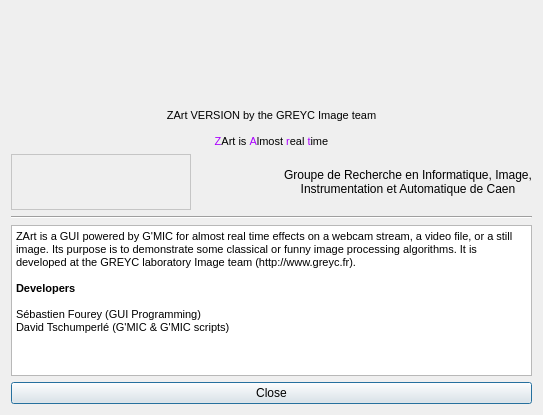
First picture: the form in zart/ui/DialogAbout.ui, repository Ichthyostega/Gmic-deb, before the edit.
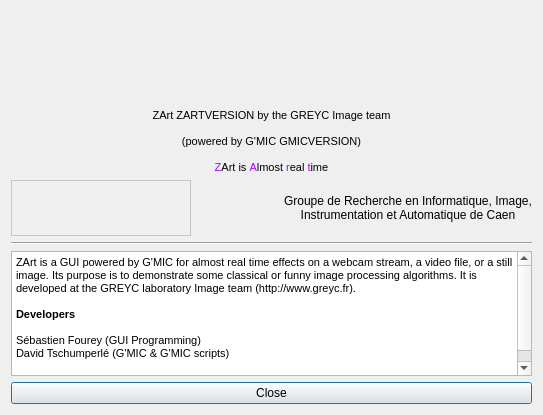
Second picture: the form after the edit. Icons and pictures are not drawn.

The edit to the form file:
```diff
--- a/zart/ui/DialogAbout.ui
+++ b/zart/ui/DialogAbout.ui
@@ -121,10 +121,12 @@
       <string>&lt;!DOCTYPE HTML PUBLIC &quot;-//W3C//DTD HTML 4.0//EN&quot; &quot;http://www.w3.org/TR/REC-html40/strict.dtd&quot;&gt;
 &lt;html&gt;&lt;head&gt;&lt;meta name=&quot;qrichtext&quot; content=&quot;1&quot; /&gt;&lt;style type=&quot;text/css&quot;&gt;
 p, li { white-space: pre-wrap; }
-&lt;/style&gt;&lt;/head&gt;&lt;body style=&quot; font-family:'Sans'; font-size:8pt; font-weight:400; font-style:normal;&quot;&gt;
-&lt;p style=&quot; margin-top:0px; margin-bottom:0px; margin-left:0px; margin-right:0px; -qt-block-indent:0; text-indent:0px;&quot;&gt;ZArt VERSION by the GREYC Image team&lt;/p&gt;
-&lt;p style=&quot;-qt-paragraph-type:empty; margin-top:0px; margin-bottom:0px; margin-left:0px; margin-right:0px; -qt-block-indent:0; text-indent:0px;&quot;&gt;&lt;/p&gt;
-&lt;p style=&quot; margin-top:0px; margin-bottom:0px; margin-left:0px; margin-right:0px; -qt-block-indent:0; text-indent:0px;&quot;&gt;&lt;span style=&quot; color:#aa00ff;&quot;&gt;Z&lt;/span&gt;Art is &lt;span style=&quot; color:#aa00ff;&quot;&gt;A&lt;/span&gt;lmost &lt;span style=&quot; color:#aa00ff;&quot;&gt;r&lt;/span&gt;eal &lt;span style=&quot; color:#aa00ff;&quot;&gt;t&lt;/span&gt;ime&lt;/p&gt;&lt;/body&gt;&lt;/html&gt;</string>
+&lt;/style&gt;&lt;/head&gt;&lt;body style=&quot; font-family:'Source Sans Pro'; font-size:10pt; font-weight:400; font-style:normal;&quot;&gt;
+&lt;p style=&quot; margin-top:0px; margin-bottom:0px; margin-left:0px; margin-right:0px; -qt-block-indent:0; text-indent:0px;&quot;&gt;&lt;span style=&quot; font-family:'Sans'; font-size:8pt;&quot;&gt;ZArt ZARTVERSION by the GREYC Image team&lt;/span&gt;&lt;/p&gt;
+&lt;p style=&quot;-qt-paragraph-type:empty; margin-top:0px; margin-bottom:0px; margin-left:0px; margin-right:0px; -qt-block-indent:0; text-indent:0px; font-family:'Sans'; font-size:8pt;&quot;&gt;&lt;br /&gt;&lt;/p&gt;
+&lt;p style=&quot; margin-top:0px; margin-bottom:0px; margin-left:0px; margin-right:0px; -qt-block-indent:0; text-indent:0px;&quot;&gt;&lt;span style=&quot; font-family:'Sans'; font-size:8pt;&quot;&gt;(powered by G'MIC GMICVERSION)&lt;/span&gt;&lt;/p&gt;
+&lt;p style=&quot;-qt-paragraph-type:empty; margin-top:0px; margin-bottom:0px; margin-left:0px; margin-right:0px; -qt-block-indent:0; text-indent:0px; font-family:'Sans'; font-size:8pt;&quot;&gt;&lt;br /&gt;&lt;/p&gt;
+&lt;p style=&quot; margin-top:0px; margin-bottom:0px; margin-left:0px; margin-right:0px; -qt-block-indent:0; text-indent:0px;&quot;&gt;&lt;span style=&quot; font-family:'Sans'; font-size:8pt; color:#aa00ff;&quot;&gt;Z&lt;/span&gt;&lt;span style=&quot; font-family:'Sans'; font-size:8pt;&quot;&gt;Art is &lt;/span&gt;&lt;span style=&quot; font-family:'Sans'; font-size:8pt; color:#aa00ff;&quot;&gt;A&lt;/span&gt;&lt;span style=&quot; font-family:'Sans'; font-size:8pt;&quot;&gt;lmost &lt;/span&gt;&lt;span style=&quot; font-family:'Sans'; font-size:8pt; color:#aa00ff;&quot;&gt;r&lt;/span&gt;&lt;span style=&quot; font-family:'Sans'; font-size:8pt;&quot;&gt;eal &lt;/span&gt;&lt;span style=&quot; font-family:'Sans'; font-size:8pt; color:#aa00ff;&quot;&gt;t&lt;/span&gt;&lt;span style=&quot; font-family:'Sans'; font-size:8pt;&quot;&gt;ime&lt;/span&gt;&lt;/p&gt;&lt;/body&gt;&lt;/html&gt;</string>
      </property>
      <property name="alignment">
       <set>Qt::AlignCenter</set>
@@ -638,15 +640,15 @@
       <string>&lt;!DOCTYPE HTML PUBLIC &quot;-//W3C//DTD HTML 4.0//EN&quot; &quot;http://www.w3.org/TR/REC-html40/strict.dtd&quot;&gt;
 &lt;html&gt;&lt;head&gt;&lt;meta name=&quot;qrichtext&quot; content=&quot;1&quot; /&gt;&lt;style type=&quot;text/css&quot;&gt;
 p, li { white-space: pre-wrap; }
-&lt;/style&gt;&lt;/head&gt;&lt;body style=&quot; font-family:'Sans'; font-size:9pt; font-weight:400; font-style:normal;&quot;&gt;
-&lt;p style=&quot; margin-top:0px; margin-bottom:0px; margin-left:0px; margin-right:0px; -qt-block-indent:0; text-indent:0px;&quot;&gt;&lt;span style=&quot; font-size:8pt;&quot;&gt;ZArt is a GUI powered by G'MIC for almost real time effects on a webcam stream, a video file, or a still image. Its purpose is to demonstrate some classical or funny image processing algorithms. It is developed at the GREYC laboratory Image team (http://www.greyc.fr).&lt;/span&gt;&lt;/p&gt;
-&lt;p style=&quot;-qt-paragraph-type:empty; margin-top:0px; margin-bottom:0px; margin-left:0px; margin-right:0px; -qt-block-indent:0; text-indent:0px; font-size:8pt;&quot;&gt;&lt;br /&gt;&lt;/p&gt;
-&lt;p style=&quot; margin-top:0px; margin-bottom:0px; margin-left:0px; margin-right:0px; -qt-block-indent:0; text-indent:0px;&quot;&gt;&lt;span style=&quot; font-size:8pt; font-weight:600;&quot;&gt;Developers&lt;/span&gt;&lt;/p&gt;
-&lt;p style=&quot;-qt-paragraph-type:empty; margin-top:0px; margin-bottom:0px; margin-left:0px; margin-right:0px; -qt-block-indent:0; text-indent:0px; font-size:8pt;&quot;&gt;&lt;br /&gt;&lt;/p&gt;
-&lt;p style=&quot; margin-top:0px; margin-bottom:0px; margin-left:0px; margin-right:0px; -qt-block-indent:0; text-indent:0px;&quot;&gt;&lt;span style=&quot; font-size:8pt;&quot;&gt;Sébastien Fourey (GUI Programming)&lt;/span&gt;&lt;/p&gt;
-&lt;p style=&quot; margin-top:0px; margin-bottom:0px; margin-left:0px; margin-right:0px; -qt-block-indent:0; text-indent:0px;&quot;&gt;&lt;span style=&quot; font-size:8pt;&quot;&gt;David Tschumperlé (G'MIC &amp;amp; G'MIC scripts)&lt;/span&gt;&lt;/p&gt;
-&lt;p style=&quot;-qt-paragraph-type:empty; margin-top:0px; margin-bottom:0px; margin-left:0px; margin-right:0px; -qt-block-indent:0; text-indent:0px; font-size:8pt;&quot;&gt;&lt;br /&gt;&lt;/p&gt;
-&lt;p style=&quot;-qt-paragraph-type:empty; margin-top:0px; margin-bottom:0px; margin-left:0px; margin-right:0px; -qt-block-indent:0; text-indent:0px; font-size:8pt;&quot;&gt;&lt;br /&gt;&lt;/p&gt;&lt;/body&gt;&lt;/html&gt;</string>
+&lt;/style&gt;&lt;/head&gt;&lt;body style=&quot; font-family:'Source Sans Pro'; font-size:10pt; font-weight:400; font-style:normal;&quot;&gt;
+&lt;p style=&quot; margin-top:0px; margin-bottom:0px; margin-left:0px; margin-right:0px; -qt-block-indent:0; text-indent:0px;&quot;&gt;&lt;span style=&quot; font-family:'Sans'; font-size:8pt;&quot;&gt;ZArt is a GUI powered by G'MIC for almost real time effects on a webcam stream, a video file, or a still image. Its purpose is to demonstrate some classical or funny image processing algorithms. It is developed at the GREYC laboratory Image team (http://www.greyc.fr).&lt;/span&gt;&lt;/p&gt;
+&lt;p style=&quot;-qt-paragraph-type:empty; margin-top:0px; margin-bottom:0px; margin-left:0px; margin-right:0px; -qt-block-indent:0; text-indent:0px; font-family:'Sans'; font-size:8pt;&quot;&gt;&lt;br /&gt;&lt;/p&gt;
+&lt;p style=&quot; margin-top:0px; margin-bottom:0px; margin-left:0px; margin-right:0px; -qt-block-indent:0; text-indent:0px;&quot;&gt;&lt;span style=&quot; font-family:'Sans'; font-size:8pt; font-weight:600;&quot;&gt;Developers&lt;/span&gt;&lt;/p&gt;
+&lt;p style=&quot;-qt-paragraph-type:empty; margin-top:0px; margin-bottom:0px; margin-left:0px; margin-right:0px; -qt-block-indent:0; text-indent:0px; font-family:'Sans'; font-size:8pt;&quot;&gt;&lt;br /&gt;&lt;/p&gt;
+&lt;p style=&quot; margin-top:0px; margin-bottom:0px; margin-left:0px; margin-right:0px; -qt-block-indent:0; text-indent:0px;&quot;&gt;&lt;span style=&quot; font-family:'Sans'; font-size:8pt;&quot;&gt;Sébastien Fourey (GUI Programming)&lt;/span&gt;&lt;/p&gt;
+&lt;p style=&quot; margin-top:0px; margin-bottom:0px; margin-left:0px; margin-right:0px; -qt-block-indent:0; text-indent:0px;&quot;&gt;&lt;span style=&quot; font-family:'Sans'; font-size:8pt;&quot;&gt;David Tschumperlé (G'MIC &amp;amp; G'MIC scripts)&lt;/span&gt;&lt;/p&gt;
+&lt;p style=&quot;-qt-paragraph-type:empty; margin-top:0px; margin-bottom:0px; margin-left:0px; margin-right:0px; -qt-block-indent:0; text-indent:0px; font-family:'Sans'; font-size:8pt;&quot;&gt;&lt;br /&gt;&lt;/p&gt;
+&lt;p style=&quot;-qt-paragraph-type:empty; margin-top:0px; margin-bottom:0px; margin-left:0px; margin-right:0px; -qt-block-indent:0; text-indent:0px; font-family:'Sans'; font-size:8pt;&quot;&gt;&lt;br /&gt;&lt;/p&gt;&lt;/body&gt;&lt;/html&gt;</string>
      </property>
     </widget>
    </item>
```
